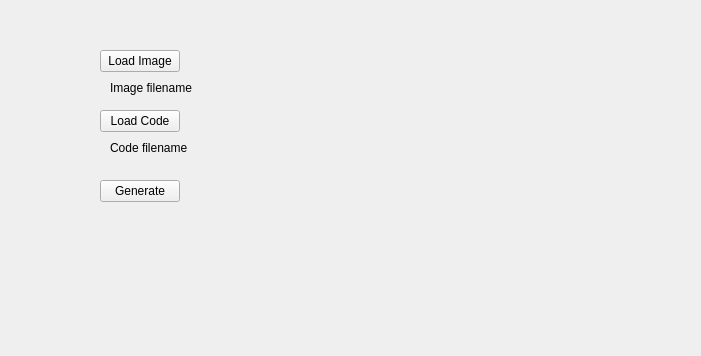
ejverat/DisplayGraphicsCodeGenerator, file DisplayGraphicsCodeGeneratorApp/dgcgmain.ui: the form before one commit; both pictures show x 0 to 701 and y 0 to 356 of the 800 by 600 pixel window.
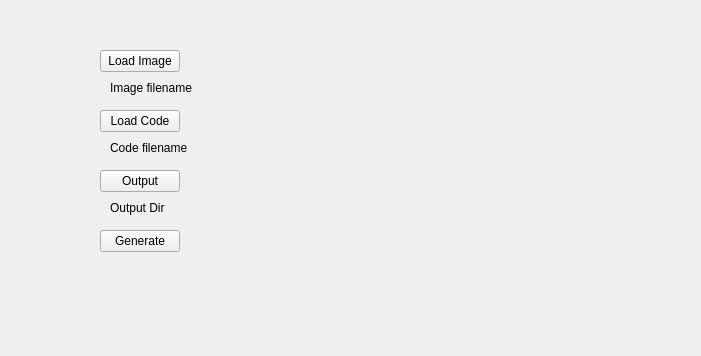
The form after the commit.

Commit message: Added output dir option

```diff
--- a/DisplayGraphicsCodeGeneratorApp/dgcgmain.ui
+++ b/DisplayGraphicsCodeGeneratorApp/dgcgmain.ui
@@ -61,7 +61,7 @@
      <rect>
       <x>110</x>
       <y>140</y>
-      <width>391</width>
+      <width>491</width>
       <height>16</height>
      </rect>
     </property>
@@ -73,7 +73,7 @@
     <property name="geometry">
      <rect>
       <x>100</x>
-      <y>180</y>
+      <y>230</y>
       <width>80</width>
       <height>22</height>
      </rect>
@@ -82,6 +82,32 @@
      <string>Generate</string>
     </property>
    </widget>
+   <widget class="QPushButton" name="pbOutputDir">
+    <property name="geometry">
+     <rect>
+      <x>100</x>
+      <y>170</y>
+      <width>80</width>
+      <height>22</height>
+     </rect>
+    </property>
+    <property name="text">
+     <string>Output</string>
+    </property>
+   </widget>
+   <widget class="QLabel" name="labelOutputDir">
+    <property name="geometry">
+     <rect>
+      <x>110</x>
+      <y>200</y>
+      <width>511</width>
+      <height>16</height>
+     </rect>
+    </property>
+    <property name="text">
+     <string>Output Dir</string>
+    </property>
+   </widget>
   </widget>
   <widget class="QMenuBar" name="menubar">
    <property name="geometry">
```
The commit also changes 2 other files.
